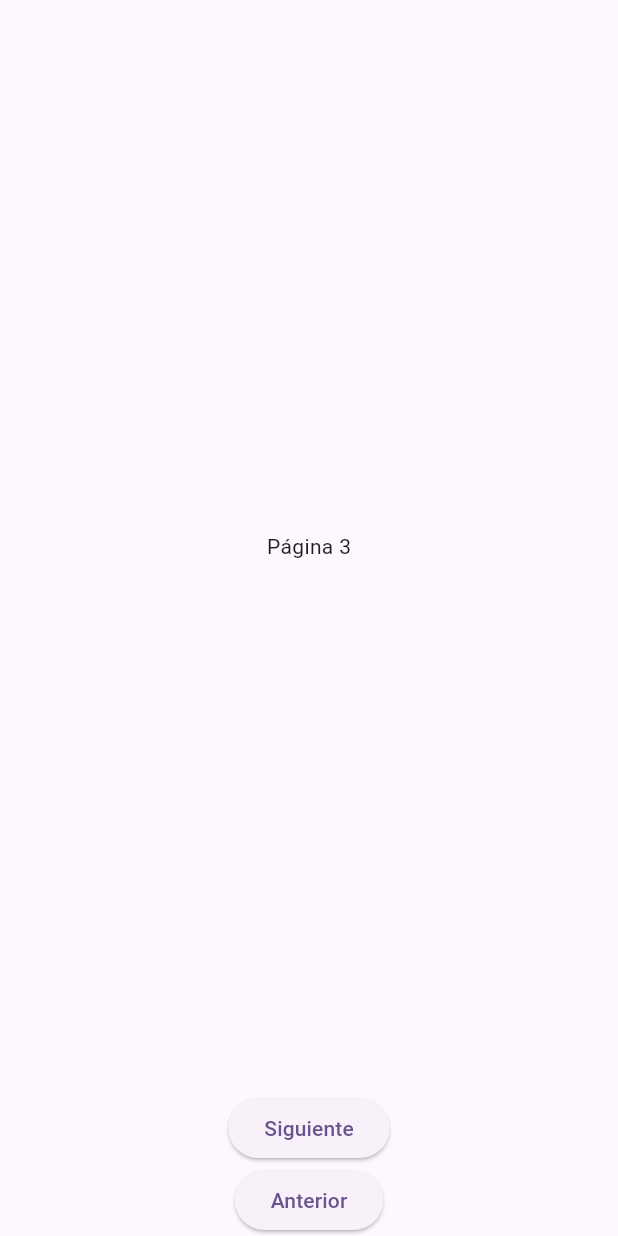
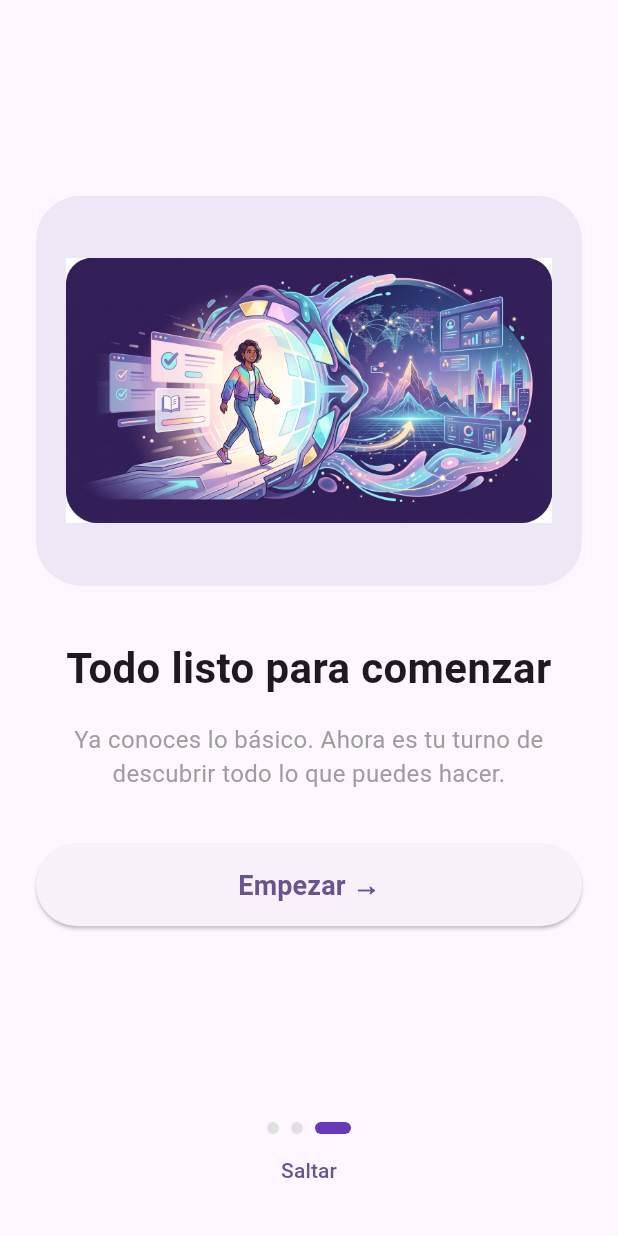
Before and after one commit to pabloacebron10-droid/dam_proyect, a Flutter app: the screen it shows after launch, swiped to page 3, on a phone screen of 412 x 824 dp. Run offline on Flutter 3.47's test engine with Material 3 defaults, Android fonts, the phone set to English and light mode, and no system bars.

Commit message:
Onboarding completo con diseño que permite pasar de página deslizando. Imagenes añadidas. Botón empezar en la tercera página. Botón saltar para navegar directo al login. Uso del Navigator.pushReplacementNamed() para eliminar el onboarding de la pila.

```diff
--- a/lib/screens/onboarding_screen.dart
+++ b/lib/screens/onboarding_screen.dart
@@ -1,3 +1,4 @@
+import 'dart:ui';
 import 'package:flutter/material.dart';
 
 class OnboardingScreen extends StatefulWidget {
@@ -10,15 +11,33 @@ class OnboardingScreen extends StatefulWidget {
 class _OnboardingScreenState extends State<OnboardingScreen> {
   final PageController _pageController = PageController();
 
+  int _currentPage = 0;
+
   @override
   Widget build(BuildContext context) {
     return Scaffold(
       body: Column(
         children: [
+          // Páginas del onboarding
           Expanded(
             child: PageView(
               controller: _pageController,
+
+              scrollBehavior: const MaterialScrollBehavior().copyWith(
+                dragDevices: {
+                  PointerDeviceKind.touch,
+                  PointerDeviceKind.mouse,
+                },
+              ),
+
+              onPageChanged: (index) {
+                setState(() {
+                  _currentPage = index;
+                });
+              },
+
               children: [
+                // Página 1
                 Padding(
                   padding: const EdgeInsets.all(24),
                   child: Column(
@@ -28,7 +47,9 @@ class _OnboardingScreenState extends State<OnboardingScreen> {
                         'assets/images/onboarding1.jpg',
                         height: 250,
                       ),
+
                       const SizedBox(height: 30),
+
                       const Text(
                         '¡Bienvenido a nuestra app!',
                         style: TextStyle(
@@ -37,7 +58,9 @@ class _OnboardingScreenState extends State<OnboardingScreen> {
                         ),
                         textAlign: TextAlign.center,
                       ),
+
                       const SizedBox(height: 16),
+
                       const Text(
                         'Descubre todo lo que puedes hacer con nuestra aplicación de forma sencilla y rápida.',
                         style: TextStyle(
@@ -48,33 +71,138 @@ class _OnboardingScreenState extends State<OnboardingScreen> {
                     ],
                   ),
                 ),
-                Center(
-                  child: Text('Página 2'),
+
+                // Página 2
+                Padding(
+                  padding: const EdgeInsets.all(24),
+                  child: Column(
+                    mainAxisAlignment: MainAxisAlignment.center,
+                    children: [
+                      Image.asset(
+                        'assets/images/onboarding2.jpg',
+                        height: 250,
                       ),
-                Center(
-                  child: Text('Página 3'),
+
+                      const SizedBox(height: 30),
+
+                      const Text(
+                        'Descubre todo lo que tenemos',
+                        style: TextStyle(
+                          fontSize: 28,
+                          fontWeight: FontWeight.bold,
+                        ),
+                        textAlign: TextAlign.center,
+                      ),
+
+                      const SizedBox(height: 16),
+
+                      const Text(
+                        'Explora las diferentes funciones de la aplicación y encuentra todo lo que necesitas.',
+                        style: TextStyle(
+                          fontSize: 16,
+                        ),
+                        textAlign: TextAlign.center,
                       ),
                     ],
                   ),
                 ),
-          ElevatedButton(
+
+                // Página 3
+                Padding(
+                  padding: const EdgeInsets.all(24),
+                  child: Column(
+                    mainAxisAlignment: MainAxisAlignment.center,
+                    children: [
+                      Container(
+                        padding: const EdgeInsets.all(20),
+                        decoration: BoxDecoration(
+                          color: Colors.deepPurple.shade50,
+                          borderRadius: BorderRadius.circular(30),
+                        ),
+                        child: Image.asset(
+                          'assets/images/onboarding3.jpg',
+                          height: 220,
+                        ),
+                      ),
+
+                      const SizedBox(height: 35),
+
+                      const Text(
+                        'Todo listo para comenzar',
+                        style: TextStyle(
+                          fontSize: 28,
+                          fontWeight: FontWeight.bold,
+                        ),
+                        textAlign: TextAlign.center,
+                      ),
+
+                      const SizedBox(height: 16),
+
+                      const Text(
+                        'Ya conoces lo básico. Ahora es tu turno de descubrir todo lo que puedes hacer.',
+                        style: TextStyle(
+                          fontSize: 16,
+                          color: Colors.grey,
+                        ),
+                        textAlign: TextAlign.center,
+                      ),
+
+                      const SizedBox(height: 35),
+
+                      SizedBox(
+                        width: double.infinity,
+                        height: 55,
+                        child: ElevatedButton(
                           onPressed: () {
-              _pageController.nextPage(
-                duration: const Duration(milliseconds: 300),
-                curve: Curves.easeInOut,
+                            Navigator.pushReplacementNamed(
+                              context,
+                              '/login',
                             );
                           },
-            child: const Text('Siguiente'),
+                          child: const Text(
+                            'Empezar →',
+                            style: TextStyle(
+                              fontSize: 18,
+                              fontWeight: FontWeight.bold,
                             ),
-          ElevatedButton(
+                          ),
+                        ),
+                      ),
+                    ],
+                  ),
+                ),
+              ],
+            ),
+          ),
+
+          // Indicadores de página
+          Row(
+            mainAxisAlignment: MainAxisAlignment.center,
+            children: [
+              for (int i = 0; i < 3; i++)
+                Container(
+                  margin: const EdgeInsets.symmetric(horizontal: 4),
+                  width: _currentPage == i ? 24 : 8,
+                  height: 8,
+                  decoration: BoxDecoration(
+                    color: _currentPage == i
+                        ? Colors.deepPurple
+                        : Colors.grey.shade300,
+                    borderRadius: BorderRadius.circular(10),
+                  ),
+                ),
+            ],
+          ),
+
+          // Botón para saltar el onboarding
+          TextButton(
             onPressed: () {
-              _pageController.previousPage(
-                duration: const Duration(milliseconds: 300),
-                curve: Curves.easeInOut,
-              );
+              Navigator.pushReplacementNamed(context, '/login');
             },
-            child: const Text('Anterior'),
+            child: const Text('Saltar'),
           ),
+
+          const SizedBox(height: 20),
         ],
       ),
     );
--- a/pubspec.yaml
+++ b/pubspec.yaml
@@ -58,6 +58,9 @@ flutter:
   uses-material-design: true
   assets:
     - assets/images/onboarding1.jpg
+    - assets/images/onboarding2.jpg
+    - assets/images/onboarding3.jpg
+
 
   # To add assets to your application, add an assets section, like this:
   # assets:
```
Also changed, not shown: assets/images/onboarding2.jpg (added), assets/images/onboarding3.jpg (added). Lines whose indentation alone changed are shown as unchanged.
